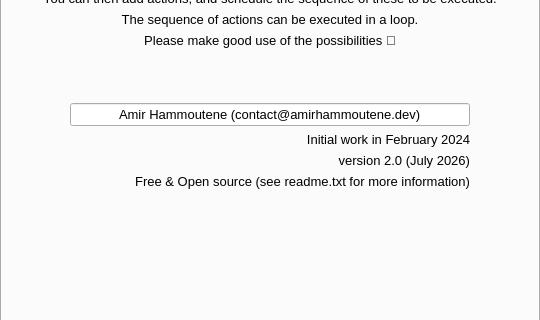
Old version of the form mainwindow.ui in the repository AmirHammouteneEI/ScheduledPasteAndKeys; both pictures show x 0 to 540 and y 276 to 596 of the 540 by 800 pixel window.
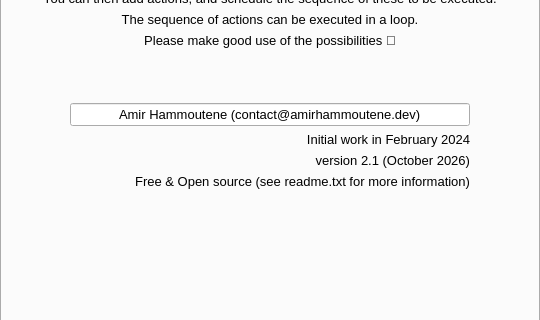
New version of the form. Icons and pictures are not drawn.

What changed in the file:
```diff
--- a/mainwindow.ui
+++ b/mainwindow.ui
@@ -335,7 +335,7 @@
               </font>
              </property>
              <property name="text">
-              <string>version 2.0 (July 2026)</string>
+              <string>version 2.1 (October 2026)</string>
              </property>
              <property name="alignment">
               <set>Qt::AlignmentFlag::AlignRight|Qt::AlignmentFlag::AlignTrailing|Qt::AlignmentFlag::AlignVCenter</set>
```
